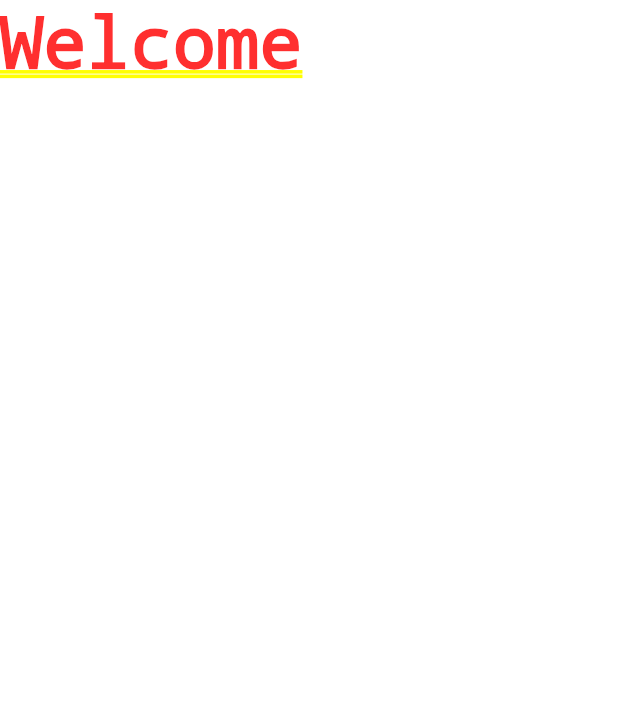
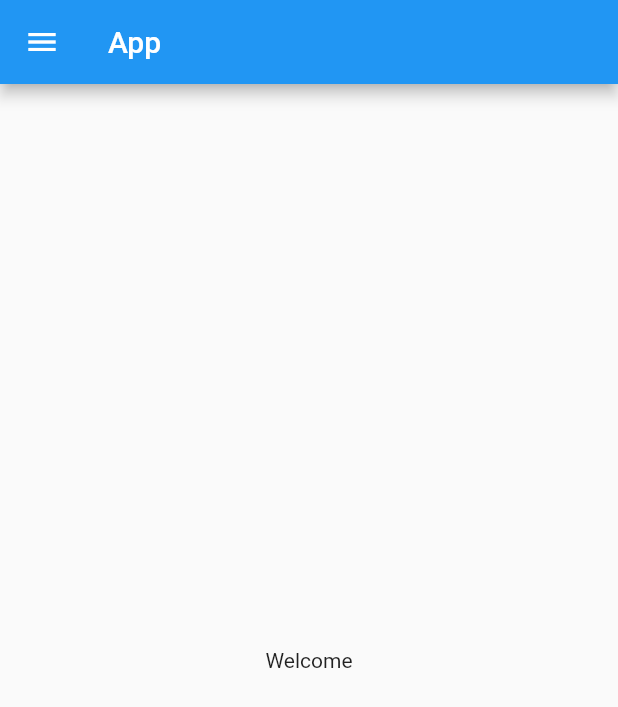
Before and after one commit to varun-i8/LearningFlutter, a Flutter app: the screen it shows after launch, on a phone screen of 412 x 824 dp. Shown: the top 707 px of the screen. Run offline on Flutter 3.47's test engine with Material 2 defaults, Android fonts, the phone set to English and light mode, and no system bars.

Commit message:
Day-2 Done!

```diff
--- /dev/null
+++ b/lib/home_page.dart
@@ -0,0 +1,22 @@
+import 'package:flutter/material.dart';
+
+class HomePage extends StatelessWidget {
+  const HomePage({super.key});
+
+  @override
+  Widget build(BuildContext context) {
+    return Scaffold(
+      appBar: AppBar(
+        title: Text("App"),
+      ),
+      drawer: Drawer(),
+      body:Center(
+        child: Container(
+          child: Text(
+            "Welcome"
+            ),
+        ),
+      ),
+    );
+  }
+}
--- a/lib/main.dart
+++ b/lib/main.dart
@@ -1,4 +1,5 @@
 import 'package:flutter/material.dart';
+import 'package:form/home_page.dart';
 
 void main() {
   runApp(
@@ -12,10 +13,7 @@ class MyApp extends StatelessWidget {
   @override
   Widget build(BuildContext context) {
     return MaterialApp(
-        home: Container(
-      child: Text("Welcome"
-        ),
-      )
+        home: HomePage()
     );
   }
 }
```
